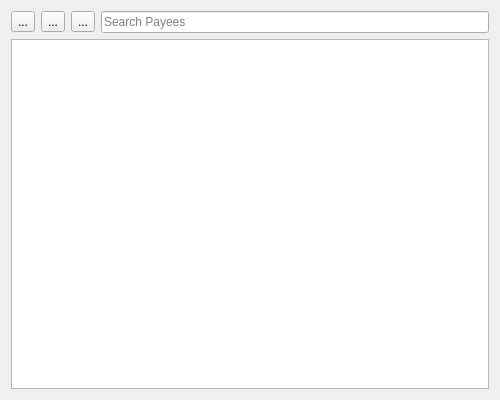
Old version of the form src/views/ui_files/forms/payee_form.ui in the repository JakubFranek/Kapytal.
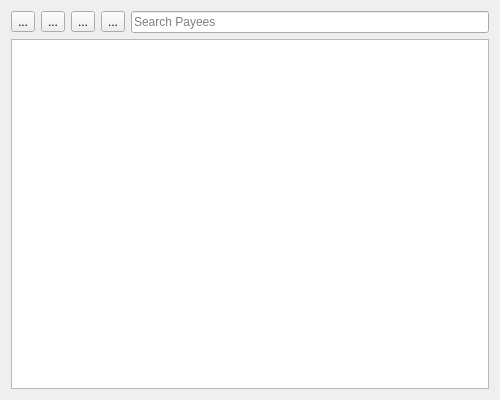
New version of the form.

Commit message: Implement Transaction table in Tag and Payee forms

Diff of the .ui file:
```diff
--- a/src/views/ui_files/forms/payee_form.ui
+++ b/src/views/ui_files/forms/payee_form.ui
@@ -45,6 +45,13 @@
          </property>
         </widget>
        </item>
+       <item>
+        <widget class="QToolButton" name="showTransactionsToolButton">
+         <property name="text">
+          <string>...</string>
+         </property>
+        </widget>
+       </item>
        <item>
         <widget class="QLineEdit" name="searchLineEdit">
          <property name="toolTip">
```
Left out of the diff: 5 changed lines with no effect on the pictures. The commit also changes 10 other files.
